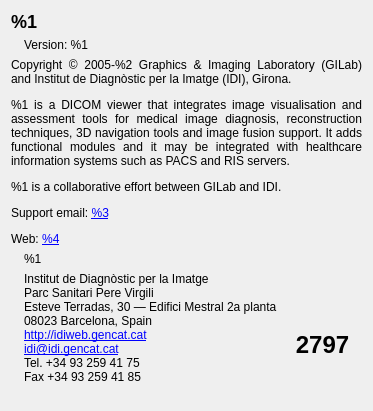
Before: the Qt Designer form starviewer/src/interface/qceaboutcontentbase.ui in starviewer-medical/starviewer, drawn with Qt 5.
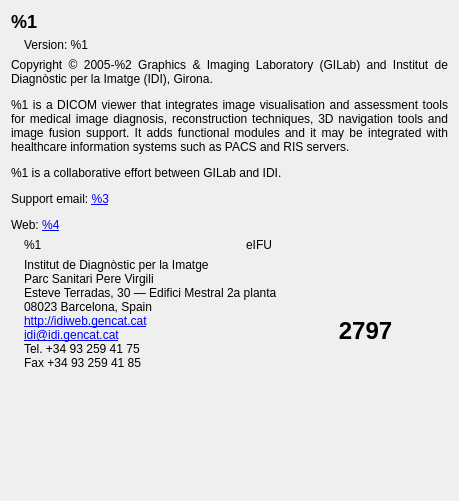
After: the same form once the commit is applied. Icons and pictures are not drawn.

Commit message: ENH: Add "eIFU" text next to the eifu icon in the CE version, for question 42 of the MDR technical review round 1. #3048

```diff
--- a/starviewer/src/interface/qceaboutcontentbase.ui
+++ b/starviewer/src/interface/qceaboutcontentbase.ui
@@ -6,8 +6,8 @@
    <rect>
     <x>0</x>
     <y>0</y>
-    <width>373</width>
-    <height>411</height>
+    <width>459</width>
+    <height>501</height>
    </rect>
   </property>
   <layout class="QVBoxLayout" name="verticalLayout_3">
@@ -117,12 +117,6 @@
      </item>
      <item>
       <widget class="QLabel" name="label_6">
-       <property name="sizePolicy">
-        <sizepolicy hsizetype="Preferred" vsizetype="Preferred">
-         <horstretch>1</horstretch>
-         <verstretch>0</verstretch>
-        </sizepolicy>
-       </property>
        <property name="toolTip">
         <string>Consult instructions</string>
        </property>
@@ -131,6 +125,19 @@
        </property>
       </widget>
      </item>
+     <item>
+      <widget class="QLabel" name="label">
+       <property name="sizePolicy">
+        <sizepolicy hsizetype="Preferred" vsizetype="Preferred">
+         <horstretch>1</horstretch>
+         <verstretch>0</verstretch>
+        </sizepolicy>
+       </property>
+       <property name="text">
+        <string>eIFU</string>
+       </property>
+      </widget>
+     </item>
     </layout>
    </item>
    <item>
```
